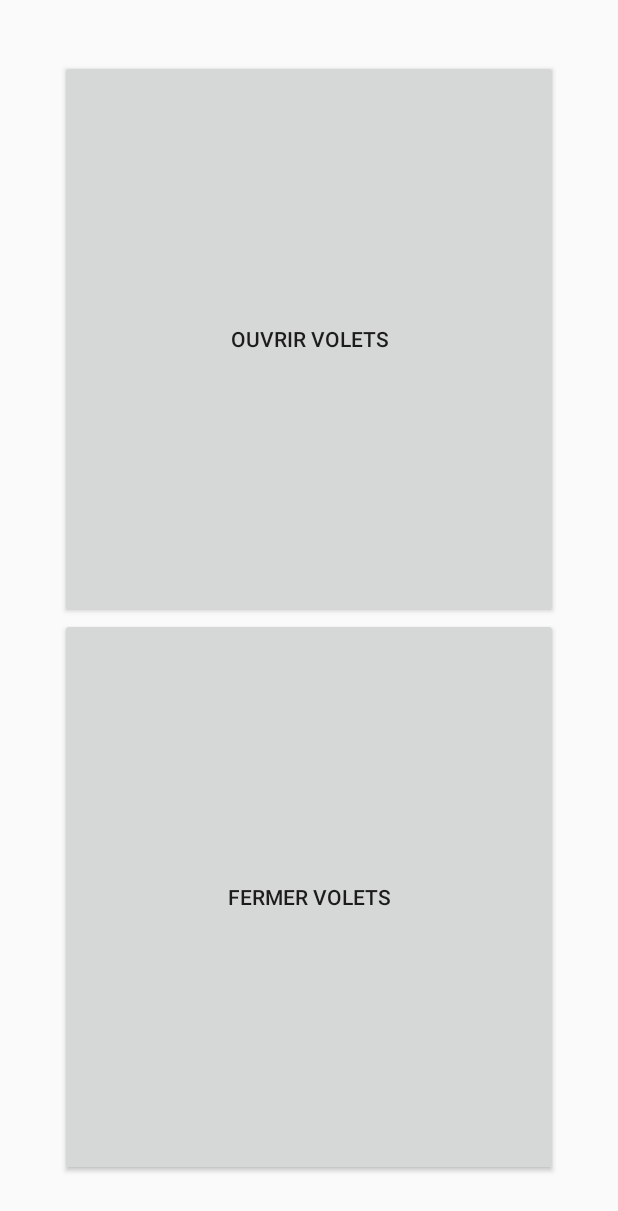
After one commit to sync-n-cook/sync-n-cook, an Android app: the ActivitySalon screen opened directly, with no data from a screen before it, on a phone screen of 412 x 824 dp. The commit adds this screen. Shown: the top 1211 px of the screen. Run offline under Robolectric (Android 15) with nearby library versions, the phone set to English and light mode, and no system bars.

Commit message:
volet ok

```diff
--- a/Domoid/app/src/main/AndroidManifest.xml
+++ b/Domoid/app/src/main/AndroidManifest.xml
@@ -1,6 +1,8 @@
 <?xml version="1.0" encoding="utf-8"?>
 <manifest xmlns:android="http://schemas.android.com/apk/res/android"
     package="com.example.thibaut.domoid" >
+
+    <uses-permission android:name="android.permission.INTERNET" />
 
     <application
         android:allowBackup="true"
@@ -17,8 +19,8 @@
             </intent-filter>
         </activity>
 
-        <activity
-            android:name=".ActivityKitchen"/>
+        <activity android:name=".ActivityKitchen"/>
+        <activity android:name=".ActivitySalon"/>
 
     </application>
 
--- /dev/null
+++ b/Domoid/app/src/main/java/com/example/thibaut/domoid/ActivitySalon.java
@@ -0,0 +1,63 @@
+package com.example.thibaut.domoid;
+
+import android.app.Activity;
+import android.os.AsyncTask;
+import android.os.Bundle;
+import android.util.Log;
+import android.view.View;
+import android.widget.Button;
+
+import com.example.thibaut.library.HttpHandler;
+
+/**
+ * Created by thibaut on 06/01/2015.
+ */
+public class ActivitySalon extends Activity {
+
+    private HttpHandler _httpHandler;
+    final String uri_up = "http://192.168.43.249:8080/api?api_number=1";
+    final String uri_down = "http://192.168.43.249:8080/api?api_number=2";
+
+    public void onCreate(Bundle savedInstanceState) {
+
+        super.onCreate(savedInstanceState);
+        setContentView(R.layout.activity_salon);
+
+        _httpHandler = new HttpHandler();
+
+
+        Button up = (Button)findViewById(R.id.volet_up);
+        Button down = (Button)findViewById(R.id.volet_down);
+
+        up.setOnClickListener(new View.OnClickListener() {
+
+            @Override
+            public void onClick(View b) {
+                CommandeVolet cv = new CommandeVolet();
+                cv.execute(uri_up);
+            }
+        });
+
+        down.setOnClickListener(new View.OnClickListener() {
+
+            @Override
+            public void onClick(View b) {
+                CommandeVolet cv = new CommandeVolet();
+                cv.execute(uri_down);
+            }
+        });
+
+    }
+
+
+    private class CommandeVolet extends AsyncTask<String, Void, Void> {
+
+        @Override
+        protected Void doInBackground(String... uri) {
+            Log.d("TEST", uri[0]);
+            _httpHandler.sendHttpRequest(uri[0]);
+            return null;
+        }
+
+    }
+}
--- /dev/null
+++ b/Domoid/app/src/main/java/com/example/thibaut/library/HttpHandler.java
@@ -0,0 +1,44 @@
+package com.example.thibaut.library;
+
+import org.apache.http.HttpEntity;
+import org.apache.http.HttpResponse;
+import org.apache.http.client.ClientProtocolException;
+import org.apache.http.client.methods.HttpGet;
+import org.apache.http.impl.client.DefaultHttpClient;
+
+import java.io.IOException;
+import java.io.InputStream;
+import java.io.UnsupportedEncodingException;
+
+/**
+ * Created by thibaut on 06/01/2015.
+ */
+public class HttpHandler {
+
+
+    public HttpHandler() {
+    }
+
+    public void sendHttpRequest(String uri) {
+
+        InputStream is = null;
+
+        /* Create the http request */
+        try {
+
+            /* create a GET request from the params */
+            DefaultHttpClient httpClient = new DefaultHttpClient();
+            HttpGet httpGet = new HttpGet(uri);
+            HttpResponse httpResponse = httpClient.execute(httpGet);
+            HttpEntity httpEntity = httpResponse.getEntity();
+            is = httpEntity.getContent();
+
+        } catch (UnsupportedEncodingException e) {
+            e.printStackTrace();
+        } catch (ClientProtocolException e) {
+            e.printStackTrace();
+        } catch (IOException e) {
+            e.printStackTrace();
+        }
+    }
+}
--- /dev/null
+++ b/Domoid/app/src/main/res/layout/activity_salon.xml
@@ -0,0 +1,22 @@
+<?xml version="1.0" encoding="utf-8"?>
+<LinearLayout xmlns:android="http://schemas.android.com/apk/res/android"
+    android:orientation="vertical"
+    android:layout_width="match_parent"
+    android:layout_height="match_parent"
+    android:padding="40dp">
+
+    <Button
+        android:id="@+id/volet_up"
+        android:layout_width="fill_parent"
+        android:layout_height="wrap_content"
+        android:layout_weight="1"
+        android:text="@string/voletup"/>
+
+    <Button
+        android:id="@+id/volet_down"
+        android:layout_width="fill_parent"
+        android:layout_height="wrap_content"
+        android:layout_weight="1"
+        android:text="@string/voletdown"/>
+
+</LinearLayout>
--- a/Domoid/app/src/main/res/values/strings.xml
+++ b/Domoid/app/src/main/res/values/strings.xml
@@ -11,5 +11,8 @@
     <string name="bathroom">Salle de bain</string>
     <string name="ingredients">Ingredients</string>
     <string name="recipe">Recette</string>
+    <string name="voletup">Ouvrir volets</string>
+    <string name="voletdown">Fermer volets</string>
+
 
 </resources>
```
Also changed, not shown: Domoid/app/src/main/java/com/example/thibaut/domoid/MainActivity.java (+11 -3 lines), Domoid/app/src/main/res/layout-land/activity_kitchen.xml (added, +22 -0 lines), Domoid/app/src/main/res/layout-land/activity_main.xml (added, +53 -0 lines).
